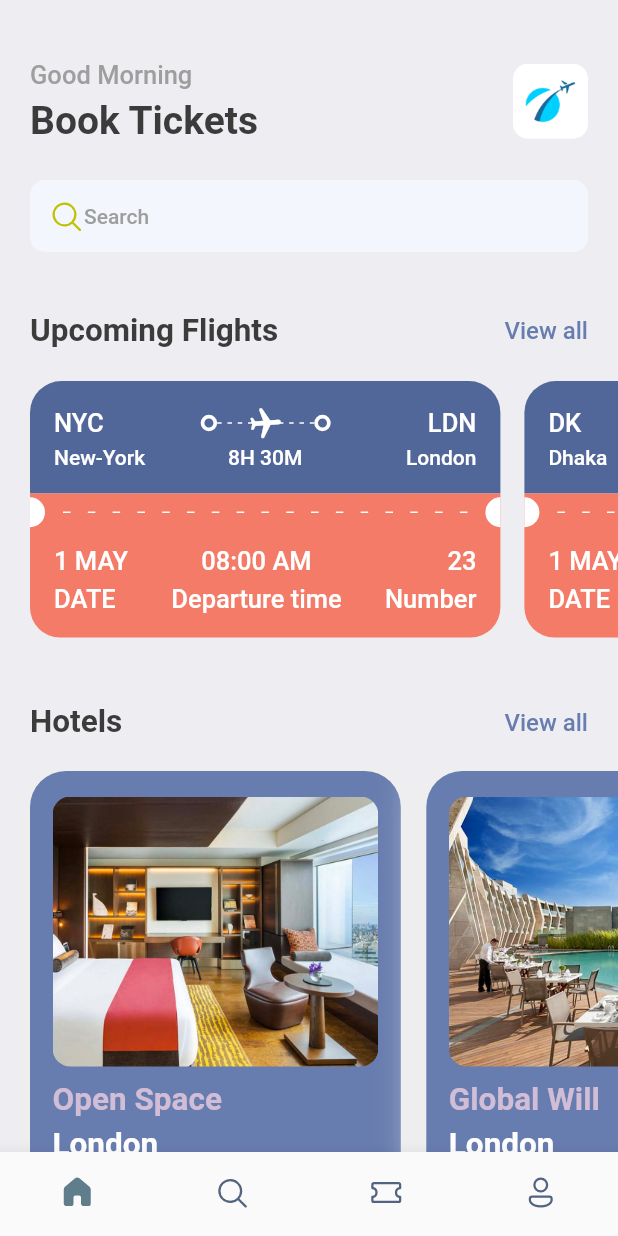
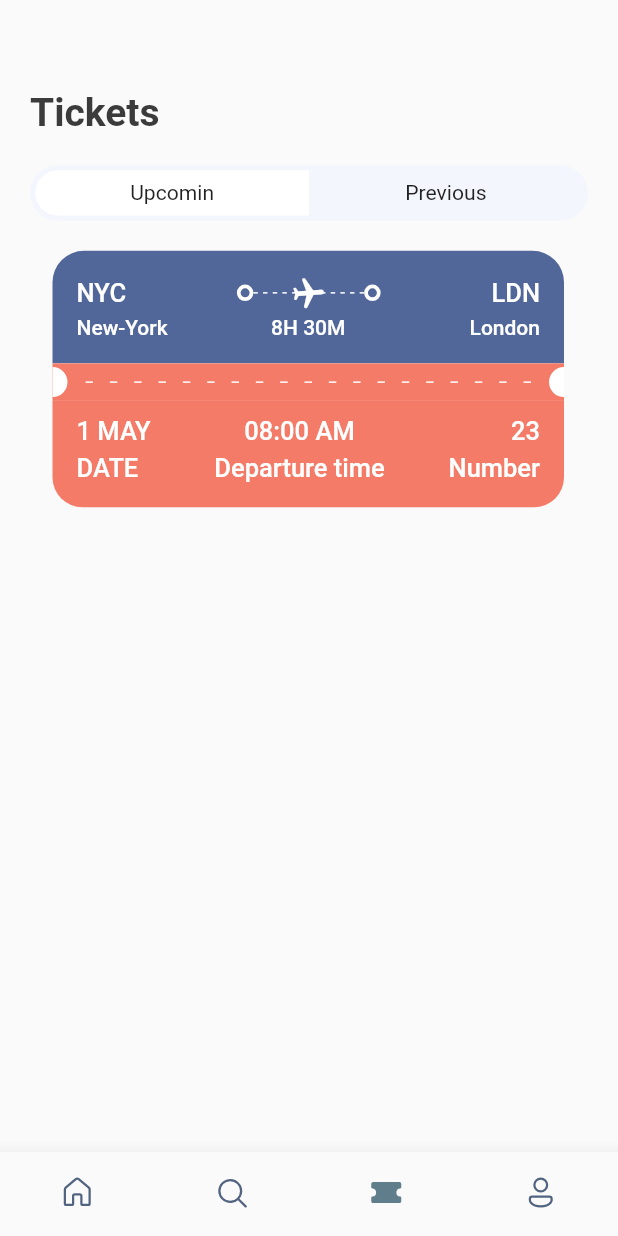
Before and after one commit to yamess/BookTicketFlutter, a Flutter app: the screen it shows after launch, on a phone screen of 412 x 824 dp. Run offline on Flutter 3.47's test engine with Material 2 defaults, Android fonts, the phone set to English and light mode, and no system bars; our stand-ins replace fluentui_icons, gap, get.

Commit message:
adding ticket screen

```diff
--- a/lib/screens/bottom_bar.dart
+++ b/lib/screens/bottom_bar.dart
@@ -1,4 +1,6 @@
 import 'package:bootickets/screens/home_screen.dart';
+import 'package:bootickets/screens/search_screen.dart';
+import 'package:bootickets/screens/ticket_screen.dart';
 import 'package:fluentui_icons/fluentui_icons.dart';
 import 'package:flutter/material.dart';
 
@@ -10,11 +12,11 @@ class BottomBar extends StatefulWidget {
 }
 
 class _BottomBarState extends State<BottomBar> {
-  int _selectedIndex = 0;
+  int _selectedIndex = 2;
   static final List<Widget> _widgetOptions = <Widget>[
     const HomeScreen(),
-    const Text("Search"),
-    const Text("Ticket"),
+    const SearchScreen(),
+    const TicketScreen(),
     const Text("Profile"),
   ];
 
--- a/lib/screens/home_screen.dart
+++ b/lib/screens/home_screen.dart
@@ -1,6 +1,7 @@
 import 'package:bootickets/screens/hotel_screen.dart';
 import 'package:bootickets/screens/ticket_view.dart';
 import 'package:bootickets/utils/app_info_list.dart';
+import 'package:bootickets/widgets/double_text_widget.dart';
 import 'package:fluentui_icons/fluentui_icons.dart';
 import 'package:flutter/material.dart';
 import 'package:gap/gap.dart';
@@ -76,20 +77,7 @@ class HomeScreen extends StatelessWidget {
                   ),
                 ),
                 const Gap(40),
-                Row(
-                  mainAxisAlignment: MainAxisAlignment.spaceBetween,
-                  children: [
-                    Text("Upcoming Flights", style: Styles.headLineStyle2),
-                    InkWell(
-                      onTap: () {},
-                      child: Text(
-                        "View all",
-                        style: Styles.textStyle
-                            .copyWith(color: Styles.primaryColor),
-                      ),
-                    )
-                  ],
-                )
+                const AppDoubleTextWidget(bigText: "Upcoming Flights", smallText: "view all")
               ],
             ),
           ),
@@ -106,20 +94,7 @@ class HomeScreen extends StatelessWidget {
           const Gap(15),
           Container(
             padding: const EdgeInsets.symmetric(horizontal: 20),
-            child: Row(
-              mainAxisAlignment: MainAxisAlignment.spaceBetween,
-              children: [
-                Text("Hotels", style: Styles.headLineStyle2),
-                InkWell(
-                  onTap: () {},
-                  child: Text(
-                    "View all",
-                    style:
-                        Styles.textStyle.copyWith(color: Styles.primaryColor),
-                  ),
-                )
-              ],
-            ),
+            child: const AppDoubleTextWidget(bigText: "Hotels", smallText: "view all"),
           ),
           const Gap(15),
           SingleChildScrollView(
--- /dev/null
+++ b/lib/screens/ticket_screen.dart
@@ -0,0 +1,39 @@
+import 'package:bootickets/screens/ticket_view.dart';
+import 'package:bootickets/utils/app_layout.dart';
+import 'package:bootickets/widgets/ticket_tabs.dart';
+import 'package:flutter/material.dart';
+import 'package:gap/gap.dart';
+
+import '../utils/app_info_list.dart';
+import '../utils/app_styles.dart';
+
+class TicketScreen extends StatelessWidget {
+  const TicketScreen({Key? key}) : super(key: key);
+
+  @override
+  Widget build(BuildContext context) {
+    final size = AppLayout.getSize(context);
+    return Scaffold(
+      body: Stack(
+        children: [
+          ListView(
+            padding: EdgeInsets.symmetric(
+                horizontal: AppLayout.getHeight(20),
+                vertical: AppLayout.getHeight(20)),
+            children: [
+              Gap(AppLayout.getHeight(40)),
+              Text("Tickets", style: Styles.headLineStyle),
+              Gap(AppLayout.getHeight(20)),
+              const AppTicketTabs(firstTab: "Upcomin", secondTab: "Previous"),
+              Gap(AppLayout.getHeight(20)),
+              Container(
+                padding: EdgeInsets.only(left: AppLayout.getHeight(15)),
+                child: TicketView(ticket: ticketList[0]),
+              )
+            ],
+          )
+        ],
+      ),
+    );
+  }
+}
--- a/lib/screens/ticket_view.dart
+++ b/lib/screens/ticket_view.dart
@@ -8,8 +8,8 @@ import '../utils/app_styles.dart';
 class TicketView extends StatelessWidget {
 
   final Map<String, dynamic> ticket;
-
-  const TicketView({Key? key, required this.ticket}) : super(key: key);
+  final bool? isColor;
+  const TicketView({Key? key, required this.ticket, this.isColor}) : super(key: key);
 
   @override
   Widget build(BuildContext context) {
--- /dev/null
+++ b/lib/widgets/ticket_tabs.dart
@@ -0,0 +1,60 @@
+import 'package:flutter/material.dart';
+
+import '../utils/app_layout.dart';
+
+class AppTicketTabs extends StatelessWidget {
+  final String firstTab;
+  final String secondTab;
+
+  const AppTicketTabs(
+      {Key? key, required this.firstTab, required this.secondTab})
+      : super(key: key);
+
+  @override
+  Widget build(BuildContext context) {
+    final size = AppLayout.getSize(context);
+
+    return FittedBox(
+      child: Container(
+        padding: const EdgeInsets.all(3.5),
+        decoration: BoxDecoration(
+            borderRadius: BorderRadius.circular(
+              AppLayout.getHeight(50),
+            ),
+            color: const Color(0xFFF4F6FD)),
+        child: Row(
+          children: [
+            /*
+                airlines tickets
+                 */
+            Container(
+              width: size.width * .44,
+              padding: EdgeInsets.symmetric(vertical: AppLayout.getHeight(7)),
+              decoration: BoxDecoration(
+                borderRadius: BorderRadius.horizontal(
+                  left: Radius.circular(
+                    AppLayout.getHeight(50),
+                  ),
+                ),
+                color: Colors.white,
+              ),
+              child: Center(child: Text(firstTab)),
+            ),
+            /*
+                Hotels
+                 */
+            Container(
+              width: size.width * .44,
+              padding: EdgeInsets.symmetric(vertical: AppLayout.getHeight(7)),
+              decoration: BoxDecoration(
+                  borderRadius: BorderRadius.horizontal(
+                      right: Radius.circular(AppLayout.getWidth(7))),
+                  color: Colors.transparent),
+              child: Center(child: Text(secondTab)),
+            ),
+          ],
+        ),
+      ),
+    );
+  }
+}
```
Also changed, not shown: lib/screens/search_screen.dart (added, +209 -0 lines), lib/widgets/double_text_widget.dart (added, +27 -0 lines), lib/widgets/icon_text_widget.dart (added, +29 -0 lines).
